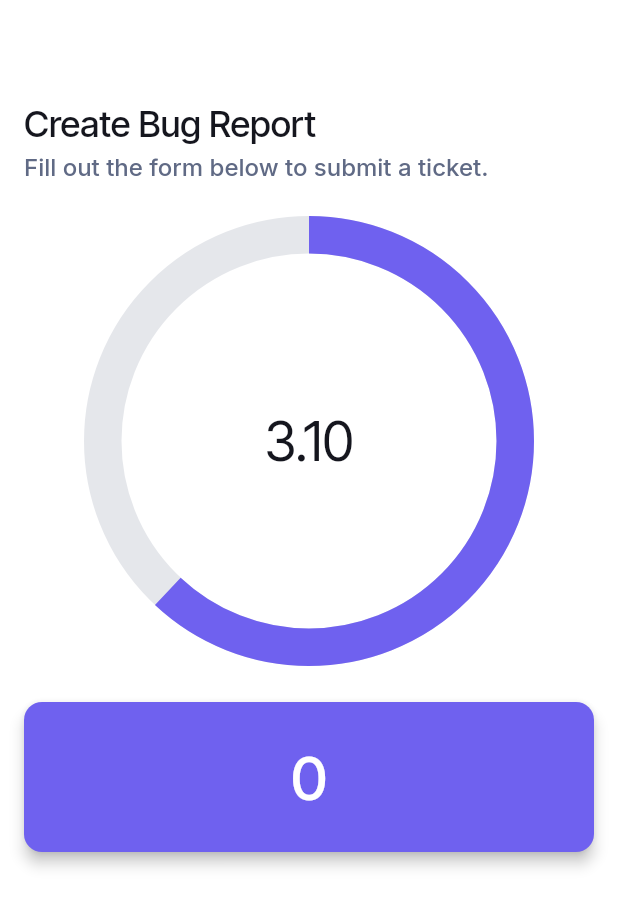
After one commit to manystorms/treasure_hunt, a Flutter app: the MiniGameButtonClickWidget screen opened by its route, on a phone screen of 412 x 824 dp. The commit adds this screen. Shown: the top 907 px of the screen. Run offline on Flutter 3.47's test engine with Material 3 defaults, Android fonts, the phone set to English and light mode, and no system bars; drawn by our look-alikes of auto_size_text, percent_indicator; our stand-ins replace cloud_firestore, firebase_core, flutter_animate, font_awesome_flutter, from_css_color, go_router and 4 more; missing offline and left inert: json_path, mobile_scanner; accounts and stored records are empty; generated files the repository leaves out were written again.

Commit message:
버튼 클릭 미니게임 추가

```diff
--- a/lib/data.dart
+++ b/lib/data.dart
@@ -7,7 +7,8 @@ List<Map<String, dynamic>> riddleData = [
     'qrCode':'aaaa',
     'imagePath':'assets/test.jpeg',
     'simpleContent':'fff',
-    'content':'asdfs'
+    'content':'asdfs',
+    'miniGame':'/miniGameButtonClick'
   },
   {
     'qrCode':'bbbb',
--- a/lib/flutter_flow/nav/nav.dart
+++ b/lib/flutter_flow/nav/nav.dart
@@ -3,6 +3,8 @@ import 'dart:async';
 import 'package:flutter/material.dart';
 import 'package:provider/provider.dart';
 import 'package:treasure_hunt/pages/code_scan_widget.dart';
+import 'package:treasure_hunt/pages/mini_game_button_click/mini_game_button_click_model.dart';
+import 'package:treasure_hunt/pages/mini_game_button_click/mini_game_button_click_widget.dart';
 
 import '/index.dart';
 import '/flutter_flow/flutter_flow_util.dart';
@@ -41,6 +43,11 @@ GoRouter createRouter(AppStateNotifier appStateNotifier) => GoRouter(
           name: 'main_page',
           path: '/mainPage',
           builder: (context, _) => const MainPageWidget(),
+        ),
+        FFRoute(
+          name: 'mini_game_button_click',
+          path: '/miniGameButtonClick',
+          builder: (context, params) => const MiniGameButtonClickWidget(),
         ),
         FFRoute(
           name: 'image_page',
--- a/lib/pages/main_page/main_page_widget.dart
+++ b/lib/pages/main_page/main_page_widget.dart
@@ -344,6 +344,10 @@ class _MainPageWidgetState extends State<MainPageWidget>
                                 }
                                 setState(() {});
                               } else {
+                                if(riddleData[currentProgress-1]['miniGame'] != null && context.mounted) {
+                                  await context.push(riddleData[currentProgress-1]['miniGame']);
+                                }
+
                                 if (context.mounted) {
                                   await showAlertWithoutChoice(context, '축하합니다!\n$currentProgress번째 단서를 찾아냈습니다!');
                                 }
--- /dev/null
+++ b/lib/pages/mini_game_button_click/mini_game_button_click_model.dart
@@ -0,0 +1,22 @@
+import 'dart:async';
+import '/flutter_flow/flutter_flow_util.dart';
+import 'mini_game_button_click_widget.dart' show MiniGameButtonClickWidget;
+import 'package:flutter/material.dart';
+
+const settingTime = 5.0;
+
+class MiniGameButtonClickModel
+    extends FlutterFlowModel<MiniGameButtonClickWidget> {
+
+  int cnt = 0;
+  late Timer timer;
+  double timeLeft = settingTime;
+
+  @override
+  void initState(BuildContext context) {}
+
+  @override
+  void dispose() {
+    timer.cancel();
+  }
+}
--- /dev/null
+++ b/lib/pages/mini_game_button_click/mini_game_button_click_widget.dart
@@ -0,0 +1,167 @@
+import 'dart:async';
+import '/flutter_flow/flutter_flow_theme.dart';
+import '/flutter_flow/flutter_flow_util.dart';
+import '/flutter_flow/flutter_flow_widgets.dart';
+import 'package:flutter/material.dart';
+import 'package:percent_indicator/percent_indicator.dart';
+import 'package:treasure_hunt/show_alert.dart';
+
+import 'mini_game_button_click_model.dart';
+export 'mini_game_button_click_model.dart';
+
+class MiniGameButtonClickWidget extends StatefulWidget {
+  const MiniGameButtonClickWidget({super.key});
+
+  @override
+  State<MiniGameButtonClickWidget> createState() =>
+      _MiniGameButtonClickWidgetState();
+}
+
+class _MiniGameButtonClickWidgetState extends State<MiniGameButtonClickWidget> {
+  late MiniGameButtonClickModel _model;
+
+  final scaffoldKey = GlobalKey<ScaffoldState>();
+
+  void startTimer() {
+    const duration = Duration(milliseconds: 10);
+
+    _model.timer = Timer.periodic(duration, (timer) {
+      setState(() {
+        if (_model.timeLeft <= 0) {
+          _model.timeLeft = 0;
+          timer.cancel();
+          gameEnd();
+        } else {
+          _model.timeLeft -= 0.01;
+        }
+      });
+    });
+  }
+
+  void gameEnd() async{
+    await showAlertWithoutChoice(context, '게임이 끝났습니다');
+    context.pop();
+  }
+
+  @override
+  void initState() {
+    super.initState();
+    _model = createModel(context, () => MiniGameButtonClickModel());
+    startTimer();
+  }
+
+  @override
+  void dispose() {
+    _model.dispose();
+
+    super.dispose();
+  }
+
+  @override
+  Widget build(BuildContext context) {
+    return GestureDetector(
+      onTap: () {
+        FocusScope.of(context).unfocus();
+        FocusManager.instance.primaryFocus?.unfocus();
+      },
+      child: Scaffold(
+        key: scaffoldKey,
+        backgroundColor: FlutterFlowTheme.of(context).secondaryBackground,
+        appBar: AppBar(
+          backgroundColor: FlutterFlowTheme.of(context).secondaryBackground,
+          automaticallyImplyLeading: false,
+          actions: [],
+          centerTitle: false,
+          elevation: 0,
+        ),
+        body: SafeArea(
+          top: true,
+          child: Padding(
+            padding: EdgeInsetsDirectional.fromSTEB(16, 12, 16, 0),
+            child: SingleChildScrollView(
+              child: Column(
+                mainAxisSize: MainAxisSize.max,
+                crossAxisAlignment: CrossAxisAlignment.start,
+                children: [
+                  Text(
+                    'Create Bug Report',
+                    style: FlutterFlowTheme.of(context).headlineMedium.override(
+                      fontFamily: 'Inter Tight',
+                      letterSpacing: 0.0,
+                    ),
+                  ),
+                  Padding(
+                    padding: EdgeInsetsDirectional.fromSTEB(0, 4, 0, 0),
+                    child: Text(
+                      'Fill out the form below to submit a ticket.',
+                      style: FlutterFlowTheme.of(context).labelLarge.override(
+                        fontFamily: 'Inter',
+                        letterSpacing: 0.0,
+                      ),
+                    ),
+                  ),
+                  Align(
+                    alignment: AlignmentDirectional(0, 0),
+                    child: Padding(
+                      padding: EdgeInsetsDirectional.fromSTEB(24, 24, 24, 0),
+                      child: CircularPercentIndicator(
+                        percent: _model.timeLeft/settingTime,
+                        radius: 150,
+                        lineWidth: 25,
+                        animation: true,
+                        animateFromLastPercent: true,
+                        progressColor: FlutterFlowTheme.of(context).primary,
+                        backgroundColor: FlutterFlowTheme.of(context).alternate,
+                        center: Text(
+                          _model.timeLeft.toStringAsFixed(2),
+                          style: FlutterFlowTheme.of(context)
+                              .displaySmall
+                              .override(
+                            fontFamily: 'Inter Tight',
+                            letterSpacing: 0.0,
+                            fontWeight: FontWeight.normal,
+                          ),
+                        ),
+                      ),
+                    ),
+                  ),
+                  Padding(
+                    padding: EdgeInsetsDirectional.fromSTEB(0, 24, 0, 12),
+                    child: FFButtonWidget(
+                      onPressed: () {
+                        setState(() {
+                          _model.cnt++;
+                        });
+                      },
+                      text: _model.cnt.toString(),
+                      options: FFButtonOptions(
+                        width: double.infinity,
+                        height: 100,
+                        padding: EdgeInsets.all(0),
+                        iconPadding: EdgeInsetsDirectional.fromSTEB(0, 0, 0, 0),
+                        color: FlutterFlowTheme.of(context).primary,
+                        textStyle:
+                        FlutterFlowTheme.of(context).titleSmall.override(
+                          fontFamily: 'Inter Tight',
+                          color: Colors.white,
+                          fontSize: 40,
+                          letterSpacing: 0.0,
+                        ),
+                        elevation: 4,
+                        borderSide: BorderSide(
+                          color: Colors.transparent,
+                          width: 1,
+                        ),
+                        borderRadius: BorderRadius.circular(12),
+                      ),
+                    ),
+                  ),
+                ],
+              ),
+            ),
+          ),
+        ),
+      ),
+    );
+  }
+}
--- a/pubspec.yaml
+++ b/pubspec.yaml
@@ -59,6 +59,7 @@ dependencies:
   url_launcher_platform_interface: 2.3.2
   url_launcher_web: 2.3.3
   url_launcher_windows: 3.1.2
+  percent_indicator: ^4.2.4
 
   mobile_scanner: ^6.0.2
   cupertino_icons: ^1.0.6
```
Also changed, not shown: lib/show_alert.dart (+1 -37 lines), pubspec.lock.
